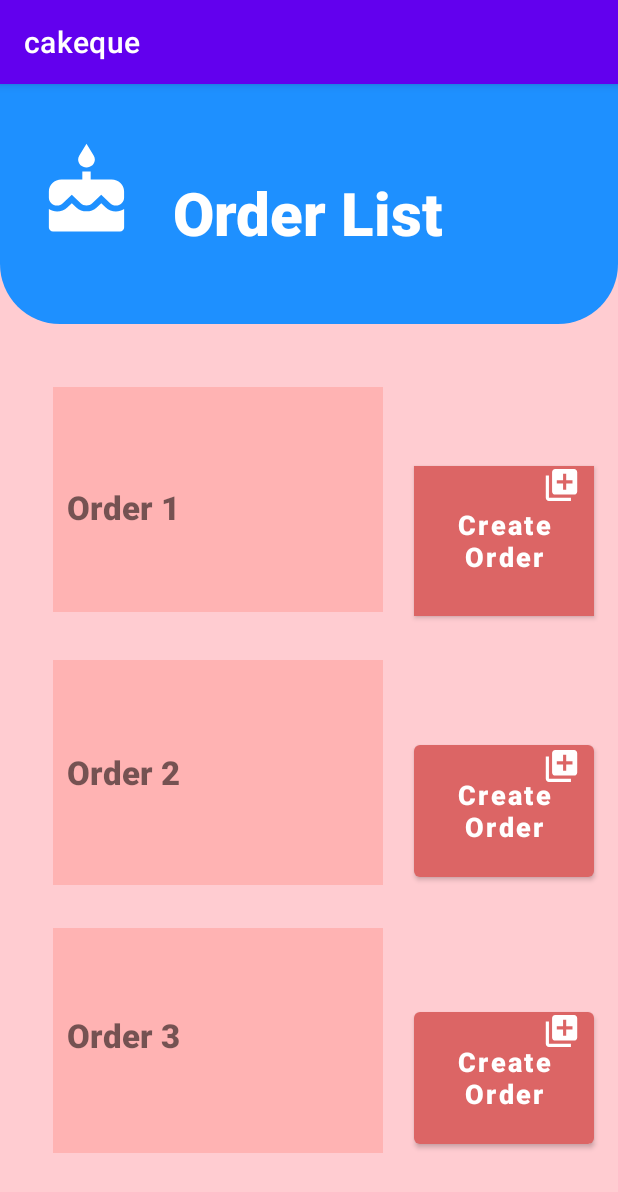
After one commit to shashsan-96/MAD_Cakeque, an Android app: the OrderList screen opened directly, with no data from a screen before it, on a phone screen of 412 x 824 dp. The commit adds this screen. Shown: the top 1192 px of the screen. Run offline under Robolectric (Android 15) with nearby library versions, the phone set to English and light mode, and no system bars.

Commit message:
Done order list

```diff
--- a/app/src/main/AndroidManifest.xml
+++ b/app/src/main/AndroidManifest.xml
@@ -9,7 +9,8 @@
         android:roundIcon="@mipmap/ic_launcher_round"
         android:supportsRtl="true"
         android:theme="@style/Theme.Cakeque">
-        <activity android:name=".ModifyOrder"></activity>
+        <activity android:name=".OrderList"></activity>
+        <activity android:name=".ModifyOrder" />
         <activity android:name=".CreateOrder" />
         <activity android:name=".OrderDashboard" />
         <activity android:name=".MainActivity">
--- /dev/null
+++ b/app/src/main/java/com/example/cakeque/OrderList.java
@@ -0,0 +1,14 @@
+package com.example.cakeque;
+
+import androidx.appcompat.app.AppCompatActivity;
+
+import android.os.Bundle;
+
+public class OrderList extends AppCompatActivity {
+
+    @Override
+    protected void onCreate(Bundle savedInstanceState) {
+        super.onCreate(savedInstanceState);
+        setContentView(R.layout.activity_order_list);
+    }
+}
--- /dev/null
+++ b/app/src/main/res/drawable/addIcon_background.xml
@@ -0,0 +1,74 @@
+<?xml version="1.0" encoding="utf-8"?>
+<vector
+    android:height="108dp"
+    android:width="108dp"
+    android:viewportHeight="108"
+    android:viewportWidth="108"
+    xmlns:android="http://schemas.android.com/apk/res/android">
+    <path android:fillColor="#3DDC84"
+          android:pathData="M0,0h108v108h-108z"/>
+    <path android:fillColor="#00000000" android:pathData="M9,0L9,108"
+          android:strokeColor="#33FFFFFF" android:strokeWidth="0.8"/>
+    <path android:fillColor="#00000000" android:pathData="M19,0L19,108"
+          android:strokeColor="#33FFFFFF" android:strokeWidth="0.8"/>
+    <path android:fillColor="#00000000" android:pathData="M29,0L29,108"
+          android:strokeColor="#33FFFFFF" android:strokeWidth="0.8"/>
+    <path android:fillColor="#00000000" android:pathData="M39,0L39,108"
+          android:strokeColor="#33FFFFFF" android:strokeWidth="0.8"/>
+    <path android:fillColor="#00000000" android:pathData="M49,0L49,108"
+          android:strokeColor="#33FFFFFF" android:strokeWidth="0.8"/>
+    <path android:fillColor="#00000000" android:pathData="M59,0L59,108"
+          android:strokeColor="#33FFFFFF" android:strokeWidth="0.8"/>
+    <path android:fillColor="#00000000" android:pathData="M69,0L69,108"
+          android:strokeColor="#33FFFFFF" android:strokeWidth="0.8"/>
+    <path android:fillColor="#00000000" android:pathData="M79,0L79,108"
+          android:strokeColor="#33FFFFFF" android:strokeWidth="0.8"/>
+    <path android:fillColor="#00000000" android:pathData="M89,0L89,108"
+          android:strokeColor="#33FFFFFF" android:strokeWidth="0.8"/>
+    <path android:fillColor="#00000000" android:pathData="M99,0L99,108"
+          android:strokeColor="#33FFFFFF" android:strokeWidth="0.8"/>
+    <path android:fillColor="#00000000" android:pathData="M0,9L108,9"
+          android:strokeColor="#33FFFFFF" android:strokeWidth="0.8"/>
+    <path android:fillColor="#00000000" android:pathData="M0,19L108,19"
+          android:strokeColor="#33FFFFFF" android:strokeWidth="0.8"/>
+    <path android:fillColor="#00000000" android:pathData="M0,29L108,29"
+          android:strokeColor="#33FFFFFF" android:strokeWidth="0.8"/>
+    <path android:fillColor="#00000000" android:pathData="M0,39L108,39"
+          android:strokeColor="#33FFFFFF" android:strokeWidth="0.8"/>
+    <path android:fillColor="#00000000" android:pathData="M0,49L108,49"
+          android:strokeColor="#33FFFFFF" android:strokeWidth="0.8"/>
+    <path android:fillColor="#00000000" android:pathData="M0,59L108,59"
+          android:strokeColor="#33FFFFFF" android:strokeWidth="0.8"/>
+    <path android:fillColor="#00000000" android:pathData="M0,69L108,69"
+          android:strokeColor="#33FFFFFF" android:strokeWidth="0.8"/>
+    <path android:fillColor="#00000000" android:pathData="M0,79L108,79"
+          android:strokeColor="#33FFFFFF" android:strokeWidth="0.8"/>
+    <path android:fillColor="#00000000" android:pathData="M0,89L108,89"
+          android:strokeColor="#33FFFFFF" android:strokeWidth="0.8"/>
+    <path android:fillColor="#00000000" android:pathData="M0,99L108,99"
+          android:strokeColor="#33FFFFFF" android:strokeWidth="0.8"/>
+    <path android:fillColor="#00000000" android:pathData="M19,29L89,29"
+          android:strokeColor="#33FFFFFF" android:strokeWidth="0.8"/>
+    <path android:fillColor="#00000000" android:pathData="M19,39L89,39"
+          android:strokeColor="#33FFFFFF" android:strokeWidth="0.8"/>
+    <path android:fillColor="#00000000" android:pathData="M19,49L89,49"
+          android:strokeColor="#33FFFFFF" android:strokeWidth="0.8"/>
+    <path android:fillColor="#00000000" android:pathData="M19,59L89,59"
+          android:strokeColor="#33FFFFFF" android:strokeWidth="0.8"/>
+    <path android:fillColor="#00000000" android:pathData="M19,69L89,69"
+          android:strokeColor="#33FFFFFF" android:strokeWidth="0.8"/>
+    <path android:fillColor="#00000000" android:pathData="M19,79L89,79"
+          android:strokeColor="#33FFFFFF" android:strokeWidth="0.8"/>
+    <path android:fillColor="#00000000" android:pathData="M29,19L29,89"
+          android:strokeColor="#33FFFFFF" android:strokeWidth="0.8"/>
+    <path android:fillColor="#00000000" android:pathData="M39,19L39,89"
+          android:strokeColor="#33FFFFFF" android:strokeWidth="0.8"/>
+    <path android:fillColor="#00000000" android:pathData="M49,19L49,89"
+          android:strokeColor="#33FFFFFF" android:strokeWidth="0.8"/>
+    <path android:fillColor="#00000000" android:pathData="M59,19L59,89"
+          android:strokeColor="#33FFFFFF" android:strokeWidth="0.8"/>
+    <path android:fillColor="#00000000" android:pathData="M69,19L69,89"
+          android:strokeColor="#33FFFFFF" android:strokeWidth="0.8"/>
+    <path android:fillColor="#00000000" android:pathData="M79,19L79,89"
+          android:strokeColor="#33FFFFFF" android:strokeWidth="0.8"/>
+</vector>
--- /dev/null
+++ b/app/src/main/res/drawable/addIcon_foreground.xml
@@ -0,0 +1,15 @@
+<vector xmlns:android="http://schemas.android.com/apk/res/android"
+    android:width="108dp"
+    android:height="108dp"
+    android:viewportWidth="108"
+    android:viewportHeight="108"
+    android:tint="#FFFFFF">
+  <group android:scaleX="2.61"
+      android:scaleY="2.61"
+      android:translateX="22.68"
+      android:translateY="22.68">
+    <path
+        android:fillColor="@android:color/white"
+        android:pathData="M4,6L2,6v14c0,1.1 0.9,2 2,2h14v-2L4,20L4,6zM20,2L8,2c-1.1,0 -2,0.9 -2,2v12c0,1.1 0.9,2 2,2h12c1.1,0 2,-0.9 2,-2L22,4c0,-1.1 -0.9,-2 -2,-2zM19,11h-4v4h-2v-4L9,11L9,9h4L13,5h2v4h4v2z"/>
+  </group>
+</vector>
--- /dev/null
+++ b/app/src/main/res/layout/activity_order_list.xml
@@ -0,0 +1,217 @@
+<?xml version="1.0" encoding="utf-8"?>
+<androidx.constraintlayout.widget.ConstraintLayout xmlns:android="http://schemas.android.com/apk/res/android"
+    xmlns:app="http://schemas.android.com/apk/res-auto"
+    xmlns:tools="http://schemas.android.com/tools"
+    android:layout_width="match_parent"
+    android:layout_height="match_parent"
+    android:background="@color/bacgroundpink"
+    tools:context=".OrderList">
+
+    <TextView
+        android:id="@+id/textView29"
+        android:layout_width="0dp"
+        android:layout_height="160dp"
+        android:background="@drawable/roundrec1"
+        app:layout_constraintBottom_toBottomOf="parent"
+        app:layout_constraintEnd_toEndOf="parent"
+        app:layout_constraintHorizontal_bias="0.0"
+        app:layout_constraintStart_toStartOf="parent"
+        app:layout_constraintTop_toTopOf="parent"
+        app:layout_constraintVertical_bias="0.0" />
+
+    <Button
+        android:id="@+id/button10"
+        android:layout_width="115dp"
+        android:layout_height="110dp"
+        android:background="@drawable/homebut_foreground"
+        app:backgroundTint="@color/white"
+        app:layout_constraintBottom_toBottomOf="parent"
+        app:layout_constraintEnd_toEndOf="parent"
+        app:layout_constraintHorizontal_bias="0.0"
+        app:layout_constraintStart_toStartOf="parent"
+        app:layout_constraintTop_toTopOf="parent"
+        app:layout_constraintVertical_bias="0.025" />
+
+    <TextView
+        android:id="@+id/textView30"
+        android:layout_width="wrap_content"
+        android:layout_height="wrap_content"
+        android:fontFamily="sans-serif-black"
+        android:text="@string/orderList"
+        android:textColor="@color/white"
+        android:textSize="40dp"
+        app:layout_constraintBottom_toBottomOf="parent"
+        app:layout_constraintEnd_toEndOf="parent"
+        app:layout_constraintHorizontal_bias="0.498"
+        app:layout_constraintStart_toStartOf="parent"
+        app:layout_constraintTop_toTopOf="parent"
+        app:layout_constraintVertical_bias="0.082" />
+
+    <TextView
+        android:id="@+id/textView31"
+        android:layout_width="220dp"
+        android:layout_height="150dp"
+        android:background="@color/softRed"
+        android:textAlignment="center"
+        app:layout_constraintBottom_toBottomOf="parent"
+        app:layout_constraintEnd_toEndOf="parent"
+        app:layout_constraintHorizontal_bias="0.183"
+        app:layout_constraintStart_toStartOf="parent"
+        app:layout_constraintTop_toTopOf="parent"
+        app:layout_constraintVertical_bias="0.327" />
+
+    <Button
+        android:id="@+id/button11"
+        android:layout_width="120dp"
+        android:layout_height="100dp"
+        android:background="#DC6565"
+        android:fontFamily="sans-serif-black"
+        android:text="@string/CreateOrder"
+        android:textAllCaps="false"
+        android:textSize="18dp"
+        app:backgroundTint="@color/softOrange"
+        app:layout_constraintBottom_toBottomOf="parent"
+        app:layout_constraintEnd_toEndOf="parent"
+        app:layout_constraintHorizontal_bias="0.945"
+        app:layout_constraintStart_toStartOf="parent"
+        app:layout_constraintTop_toTopOf="parent"
+        app:layout_constraintVertical_bias="0.381" />
+
+    <TextView
+        android:id="@+id/textView32"
+        android:layout_width="220dp"
+        android:layout_height="150dp"
+        android:background="@color/softRed"
+        app:layout_constraintBottom_toBottomOf="parent"
+        app:layout_constraintEnd_toEndOf="parent"
+        app:layout_constraintHorizontal_bias="0.183"
+        app:layout_constraintStart_toStartOf="parent"
+        app:layout_constraintTop_toTopOf="parent"
+        app:layout_constraintVertical_bias="0.621" />
+
+    <Button
+        android:id="@+id/button13"
+        android:layout_width="120dp"
+        android:layout_height="100dp"
+        android:fontFamily="sans-serif-black"
+        android:text="@string/CreateOrder"
+        android:textAllCaps="false"
+        android:textSize="18dp"
+        app:backgroundTint="@color/softOrange"
+        app:layout_constraintBottom_toBottomOf="parent"
+        app:layout_constraintEnd_toEndOf="parent"
+        app:layout_constraintHorizontal_bias="0.945"
+        app:layout_constraintStart_toStartOf="parent"
+        app:layout_constraintTop_toTopOf="parent"
+        app:layout_constraintVertical_bias="0.651" />
+
+    <TextView
+        android:id="@+id/textView33"
+        android:layout_width="220dp"
+        android:layout_height="150dp"
+        android:background="@color/softRed"
+        app:layout_constraintBottom_toBottomOf="parent"
+        app:layout_constraintEnd_toEndOf="parent"
+        app:layout_constraintHorizontal_bias="0.183"
+        app:layout_constraintStart_toStartOf="parent"
+        app:layout_constraintTop_toTopOf="parent"
+        app:layout_constraintVertical_bias="0.91" />
+
+    <Button
+        android:id="@+id/button14"
+        android:layout_width="120dp"
+        android:layout_height="100dp"
+        android:fontFamily="sans-serif-black"
+        android:text="@string/CreateOrder"
+        android:textAllCaps="false"
+        android:textSize="18dp"
+        app:backgroundTint="@color/softOrange"
+        app:layout_constraintBottom_toBottomOf="parent"
+        app:layout_constraintEnd_toEndOf="parent"
+        app:layout_constraintHorizontal_bias="0.945"
+        app:layout_constraintStart_toStartOf="parent"
+        app:layout_constraintTop_toTopOf="parent"
+        app:layout_constraintVertical_bias="0.917" />
+
+    <TextView
+        android:id="@+id/textView34"
+        android:layout_width="wrap_content"
+        android:layout_height="wrap_content"
+        android:fontFamily="sans-serif-black"
+        android:text="@string/Order1"
+        android:textSize="22dp"
+        app:layout_constraintBottom_toBottomOf="parent"
+        app:layout_constraintEnd_toEndOf="parent"
+        app:layout_constraintHorizontal_bias="0.133"
+        app:layout_constraintStart_toStartOf="parent"
+        app:layout_constraintTop_toTopOf="parent"
+        app:layout_constraintVertical_bias="0.362" />
+
+    <TextView
+        android:id="@+id/textView35"
+        android:layout_width="wrap_content"
+        android:layout_height="wrap_content"
+        android:fontFamily="sans-serif-black"
+        android:text="@string/Order2"
+        android:textSize="22dp"
+        app:layout_constraintBottom_toBottomOf="parent"
+        app:layout_constraintEnd_toEndOf="parent"
+        app:layout_constraintHorizontal_bias="0.133"
+        app:layout_constraintStart_toStartOf="parent"
+        app:layout_constraintTop_toTopOf="parent"
+        app:layout_constraintVertical_bias="0.601" />
+
+    <TextView
+        android:id="@+id/textView36"
+        android:layout_width="wrap_content"
+        android:layout_height="wrap_content"
+        android:fontFamily="sans-serif-black"
+        android:text="@string/Order3"
+        android:textSize="22dp"
+        app:layout_constraintBottom_toBottomOf="parent"
+        app:layout_constraintEnd_toEndOf="parent"
+        app:layout_constraintHorizontal_bias="0.133"
+        app:layout_constraintStart_toStartOf="parent"
+        app:layout_constraintTop_toTopOf="parent"
+        app:layout_constraintVertical_bias="0.838" />
+
+    <Button
+        android:id="@+id/button21"
+        android:layout_width="43dp"
+        android:layout_height="44dp"
+        android:background="@drawable/addIcon_foreground"
+        app:backgroundTint="@color/white"
+        app:layout_constraintBottom_toBottomOf="parent"
+        app:layout_constraintEnd_toEndOf="parent"
+        app:layout_constraintHorizontal_bias="0.956"
+        app:layout_constraintStart_toStartOf="parent"
+        app:layout_constraintTop_toTopOf="parent"
+        app:layout_constraintVertical_bias="0.339" />
+
+    <Button
+        android:id="@+id/button23"
+        android:layout_width="43dp"
+        android:layout_height="44dp"
+        android:background="@drawable/addIcon_foreground"
+        app:backgroundTint="@color/white"
+        app:layout_constraintBottom_toBottomOf="parent"
+        app:layout_constraintEnd_toEndOf="parent"
+        app:layout_constraintHorizontal_bias="0.956"
+        app:layout_constraintStart_toStartOf="parent"
+        app:layout_constraintTop_toTopOf="parent"
+        app:layout_constraintVertical_bias="0.598" />
+
+    <Button
+        android:id="@+id/button24"
+        android:layout_width="43dp"
+        android:layout_height="44dp"
+        android:background="@drawable/addIcon_foreground"
+        app:backgroundTint="@color/white"
+        app:layout_constraintBottom_toBottomOf="parent"
+        app:layout_constraintEnd_toEndOf="parent"
+        app:layout_constraintHorizontal_bias="0.956"
+        app:layout_constraintStart_toStartOf="parent"
+        app:layout_constraintTop_toTopOf="parent"
+        app:layout_constraintVertical_bias="0.842" />
+
+</androidx.constraintlayout.widget.ConstraintLayout>
--- /dev/null
+++ b/app/src/main/res/mipmap-anydpi-v26/addIcon.xml
@@ -0,0 +1,5 @@
+<?xml version="1.0" encoding="utf-8"?>
+<adaptive-icon xmlns:android="http://schemas.android.com/apk/res/android">
+    <background android:drawable="@drawable/addIcon_background"/>
+    <foreground android:drawable="@drawable/addIcon_foreground"/>
+</adaptive-icon>
--- /dev/null
+++ b/app/src/main/res/mipmap-anydpi-v26/addIcon_round.xml
@@ -0,0 +1,5 @@
+<?xml version="1.0" encoding="utf-8"?>
+<adaptive-icon xmlns:android="http://schemas.android.com/apk/res/android">
+    <background android:drawable="@drawable/addIcon_background"/>
+    <foreground android:drawable="@drawable/addIcon_foreground"/>
+</adaptive-icon>
--- a/app/src/main/res/values/colors.xml
+++ b/app/src/main/res/values/colors.xml
@@ -11,8 +11,8 @@
     <color name="darkviolet">#9932CC</color>
     <color name="dogeblu">#1E90FF</color>
     <color name="bacgroundpink">#FFCCD1</color>
+
     <color name="gray">#7575a3</color>
-
-
-
+    <color name="softRed">#ffb3b3</color>
+    <color name="softOrange">#DC6565</color>
 </resources>
--- a/app/src/main/res/values/strings.xml
+++ b/app/src/main/res/values/strings.xml
@@ -28,4 +28,9 @@
     <string name="modifyOrder">Modify Order</string>
     <string name="Update">Update</string>
     <string name="Delete">Delete</string>
+    <string name="orderList">Order List</string>
+    <string name="Order1">Order 1</string>
+    <string name="Order2">Order 2</string>
+    <string name="Order3">Order 3</string>
+    <string name="createProposal">Create Proposal</string>
 </resources>
```
Also changed, not shown: app/src/main/addIcon-playstore.png (added), app/src/main/res/mipmap-hdpi/addIcon.png (added), app/src/main/res/mipmap-hdpi/addIcon_round.png (added), app/src/main/res/mipmap-mdpi/addIcon.png (added), app/src/main/res/mipmap-mdpi/addIcon_round.png (added), app/src/main/res/mipmap-xhdpi/addIcon.png (added), app/src/main/res/mipmap-xhdpi/addIcon_round.png (added), app/src/main/res/mipmap-xxhdpi/addIcon.png (added), app/src/main/res/mipmap-xxhdpi/addIcon_round.png (added), app/src/main/res/mipmap-xxxhdpi/addIcon.png (added), app/src/main/res/mipmap-xxxhdpi/addIcon_round.png (added).
